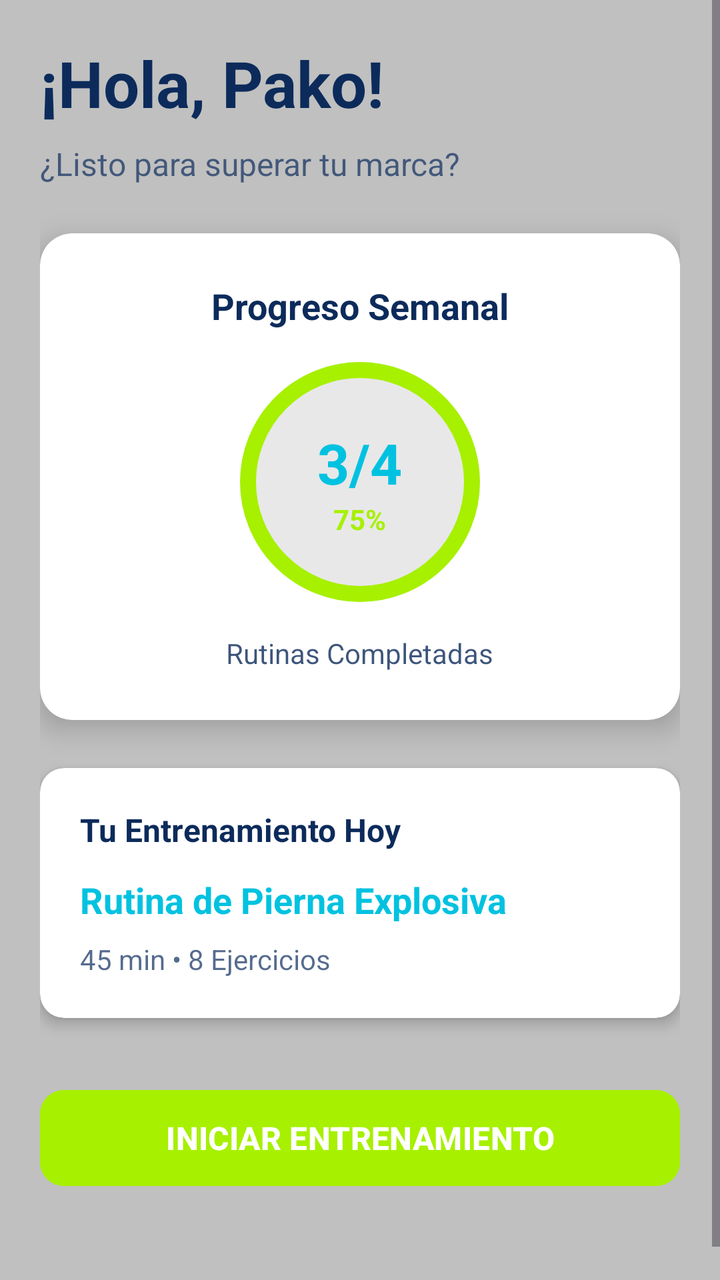
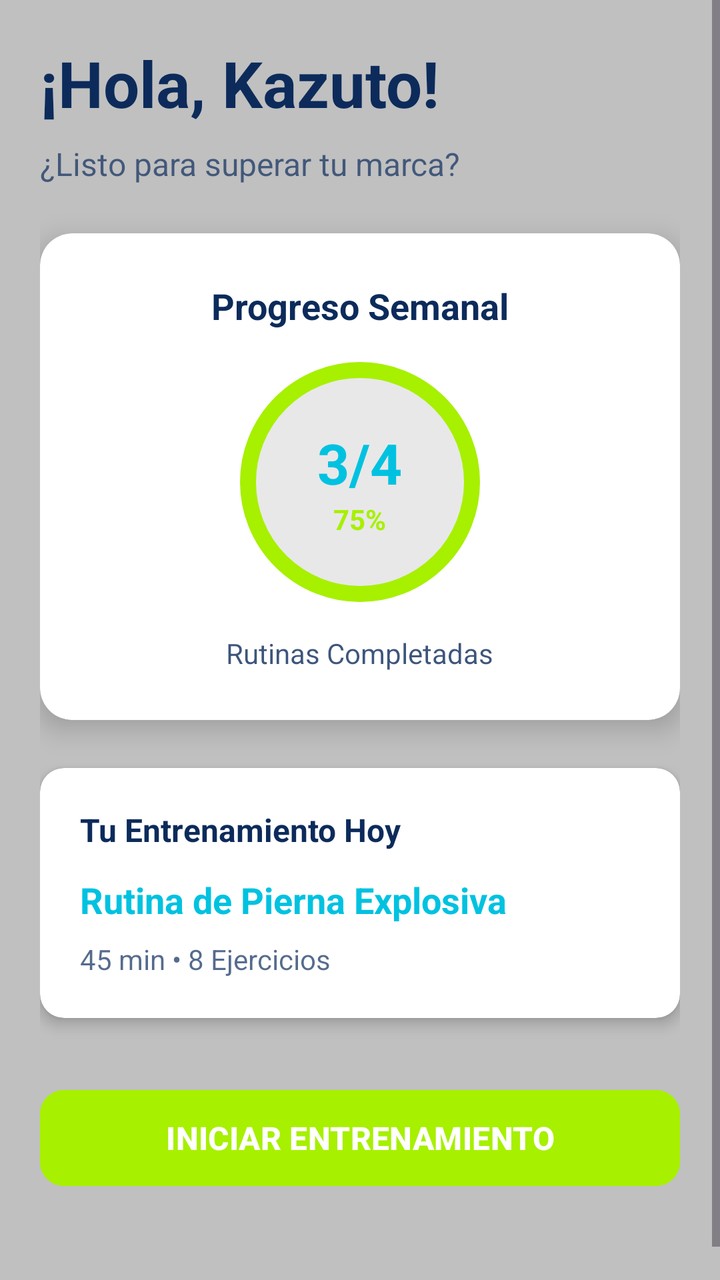

Before-and-after screenshots of an Android layout around one commit, followed by the original layout XML and the change that was made.
<!-- AndroidManifest.xml: application theme Base.Theme.FitTrack -->
<!-- res/layout/fragment_home2.xml -->
<?xml version="1.0" encoding="utf-8"?>
<ScrollView xmlns:android="http://schemas.android.com/apk/res/android"
    xmlns:tools="http://schemas.android.com/tools"
    xmlns:app="http://schemas.android.com/apk/res-auto"
    android:layout_width="match_parent"
    android:layout_height="match_parent"
    android:background="@color/soft_metric"
    android:fillViewport="true"
    tools:context=".HomeFragment">

    <LinearLayout
        android:layout_width="match_parent"
        android:layout_height="wrap_content"
        android:orientation="vertical"
        android:padding="20dp">

        
        <LinearLayout
            android:id="@+id/headerLayout"
            android:layout_width="match_parent"
            android:layout_height="wrap_content"
            android:orientation="vertical"
            android:layout_marginBottom="24dp">

            <TextView
                android:layout_width="wrap_content"
                android:layout_height="wrap_content"
                android:text="¡Hola, Pako!"
                android:textSize="32sp"
                android:textColor="@color/track_night"
                android:textStyle="bold"
                android:layout_marginBottom="8dp" />

            <TextView
                android:layout_width="wrap_content"
                android:layout_height="wrap_content"
                android:text="¿Listo para superar tu marca?"
                android:textSize="16sp"
                android:textColor="@color/track_night"
                android:alpha="0.7" />

        </LinearLayout>

        
        <androidx.cardview.widget.CardView
            android:id="@+id/progressCard"
            android:layout_width="match_parent"
            android:layout_height="wrap_content"
            android:layout_marginBottom="24dp"
            app:cardCornerRadius="16dp"
            app:cardElevation="8dp"
            android:backgroundTint="@color/clean_stat"
            android:clickable="true"
            android:focusable="true"
            android:foreground="?attr/selectableItemBackground">

            <LinearLayout
                android:layout_width="match_parent"
                android:layout_height="wrap_content"
                android:orientation="vertical"
                android:padding="24dp"
                android:gravity="center">

                <TextView
                    android:layout_width="wrap_content"
                    android:layout_height="wrap_content"
                    android:text="Progreso Semanal"
                    android:textSize="18sp"
                    android:textColor="@color/track_night"
                    android:textStyle="bold"
                    android:layout_marginBottom="16dp" />

                
                <RelativeLayout
                    android:layout_width="120dp"
                    android:layout_height="120dp"
                    android:layout_marginBottom="16dp">

                    
                    <View
                        android:layout_width="120dp"
                        android:layout_height="120dp"
                        android:background="@drawable/progress_circle_bg" />

                    
                    <LinearLayout
                        android:layout_width="wrap_content"
                        android:layout_height="wrap_content"
                        android:layout_centerInParent="true"
                        android:orientation="vertical"
                        android:gravity="center">

                        <TextView
                            android:layout_width="wrap_content"
                            android:layout_height="wrap_content"
                            android:text="3/4"
                            android:textSize="28sp"
                            android:textColor="@color/fit_glow"
                            android:textStyle="bold" />

                        <TextView
                            android:layout_width="wrap_content"
                            android:layout_height="wrap_content"
                            android:text="75%"
                            android:textSize="14sp"
                            android:textColor="@color/progress_neon"
                            android:textStyle="bold" />

                    </LinearLayout>

                </RelativeLayout>

                <TextView
                    android:layout_width="wrap_content"
                    android:layout_height="wrap_content"
                    android:text="Rutinas Completadas"
                    android:textSize="14sp"
                    android:textColor="@color/track_night"
                    android:alpha="0.8" />

            </LinearLayout>

        </androidx.cardview.widget.CardView>

        
        <androidx.cardview.widget.CardView
            android:id="@+id/routineCard"
            android:layout_width="match_parent"
            android:layout_height="wrap_content"
            android:layout_marginBottom="32dp"
            app:cardCornerRadius="12dp"
            app:cardElevation="4dp"
            android:backgroundTint="@color/clean_stat"
            android:clickable="true"
            android:focusable="true"
            android:foreground="?attr/selectableItemBackground">

            <LinearLayout
                android:layout_width="match_parent"
                android:layout_height="wrap_content"
                android:orientation="vertical"
                android:padding="20dp">

                <TextView
                    android:layout_width="wrap_content"
                    android:layout_height="wrap_content"
                    android:text="Tu Entrenamiento Hoy"
                    android:textSize="16sp"
                    android:textColor="@color/track_night"
                    android:textStyle="bold"
                    android:layout_marginBottom="12dp" />

                <TextView
                    android:layout_width="wrap_content"
                    android:layout_height="wrap_content"
                    android:text="Rutina de Pierna Explosiva"
                    android:textSize="18sp"
                    android:textColor="@color/fit_glow"
                    android:textStyle="bold"
                    android:layout_marginBottom="8dp" />

                <TextView
                    android:layout_width="wrap_content"
                    android:layout_height="wrap_content"
                    android:text="45 min • 8 Ejercicios"
                    android:textSize="14sp"
                    android:textColor="@color/track_night"
                    android:alpha="0.7" />

            </LinearLayout>

        </androidx.cardview.widget.CardView>

        
        <com.google.android.material.button.MaterialButton
            android:id="@+id/btnIniciarEntrenamiento"
            android:layout_width="match_parent"
            android:layout_height="56dp"
            android:text="INICIAR ENTRENAMIENTO"
            android:textSize="16sp"
            android:textColor="@color/clean_stat"
            android:textStyle="bold"
            android:backgroundTint="@color/progress_neon"
            app:cornerRadius="12dp"
            app:elevation="8dp"
            android:layout_marginBottom="20dp" />

        
        <View
            android:layout_width="match_parent"
            android:layout_height="20dp" />

    </LinearLayout>

</ScrollView>
<!-- resources referenced by this layout -->
<resources>
  <color name="clean_stat">#FFFFFF</color>
  <color name="fit_glow">#00C2E0</color>
  <color name="progress_neon">#A7F000</color>
  <color name="soft_metric">#C0C0C0</color>
  <color name="track_night">#0C2B5B</color>
  <!-- drawable progress_circle_bg (drawable) -->
  <?xml version="1.0" encoding="utf-8"?>
  <shape xmlns:android="http://schemas.android.com/apk/res/android"
      android:shape="oval">
  
      
      <solid android:color="#E8E8E8" />
  
      
      <stroke
          android:width="8dp"
          android:color="@color/progress_neon" />
  
      <size
          android:width="120dp"
          android:height="120dp" />
  
  </shape>
  <style name="Base.Theme.FitTrack" parent="Theme.Material3.DayNight">
          
          <item name="colorPrimary">@color/track_night</item>
          <item name="colorOnPrimary">@color/clean_stat</item>
          <item name="colorPrimaryVariant">@color/track_night</item>
  
          
          <item name="colorSecondary">@color/fit_glow</item>
          <item name="colorOnSecondary">@color/track_night</item>
          <item name="colorSecondaryVariant">@color/progress_neon</item>
  
          
          <item name="colorSurface">@color/app_surface</item>
          <item name="colorOnSurface">@color/track_night</item>
          <item name="android:colorBackground">@color/app_background</item>
          <item name="colorOnBackground">@color/track_night</item>
          <item name="colorSurfaceVariant">@color/app_background</item>
          <item name="android:windowBackground">@color/app_background</item>
  
          
          <item name="colorAccent">@color/fit_glow</item>
  
          
          <item name="android:statusBarColor">@color/track_night</item>
          <item name="android:navigationBarColor">@color/clean_stat</item>
  
          
          <item name="windowActionBar">false</item>
          <item name="windowNoTitle">true</item>
      </style>
  <color name="app_surface">#C0C0C0</color>
  <color name="app_background">#C0C0C0</color>
</resources>

<!-- the commit's change to res/layout/fragment_home2.xml (unified diff, before → after) -->
@@ -25,7 +25,7 @@
             <TextView
                 android:layout_width="wrap_content"
                 android:layout_height="wrap_content"
-                android:text="¡Hola, Pako!"
+                android:text="¡Hola, Kazuto!"
                 android:textSize="32sp"
                 android:textColor="@color/track_night"
                 android:textStyle="bold"
